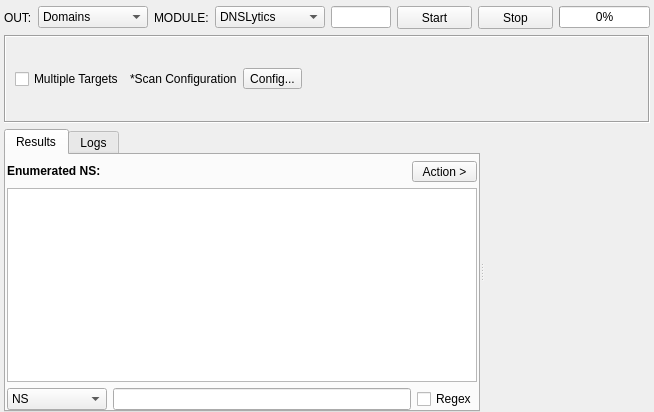
Old version of the form sub3suite/src/enums/ns/NSEnum.ui in the repository 3nock/OTE.
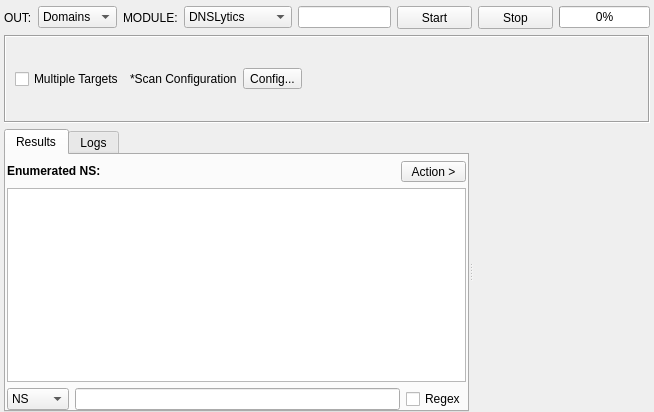
New version of the form. Custom widgets are drawn as their Qt base class.

The edit to the form file:
```diff
--- a/sub3suite/src/enums/ns/NSEnum.ui
+++ b/sub3suite/src/enums/ns/NSEnum.ui
@@ -39,7 +39,7 @@
       <widget class="QComboBox" name="comboBoxOption">
        <property name="minimumSize">
         <size>
-         <width>110</width>
+         <width>0</width>
          <height>0</height>
         </size>
        </property>
@@ -61,7 +61,7 @@
       <widget class="QComboBox" name="comboBoxEngine">
        <property name="minimumSize">
         <size>
-         <width>110</width>
+         <width>0</width>
          <height>0</height>
         </size>
        </property>
@@ -271,6 +271,12 @@
         </item>
         <item>
          <widget class="QTreeView" name="treeViewResults">
+          <property name="font">
+           <font>
+            <family>MS Shell Dlg 2</family>
+            <pointsize>8</pointsize>
+           </font>
+          </property>
           <property name="contextMenuPolicy">
            <enum>Qt::CustomContextMenu</enum>
           </property>
@@ -303,7 +309,7 @@
            <widget class="QComboBox" name="comboBoxFilter">
             <property name="minimumSize">
              <size>
-              <width>100</width>
+              <width>0</width>
               <height>0</height>
              </size>
             </property>
```
